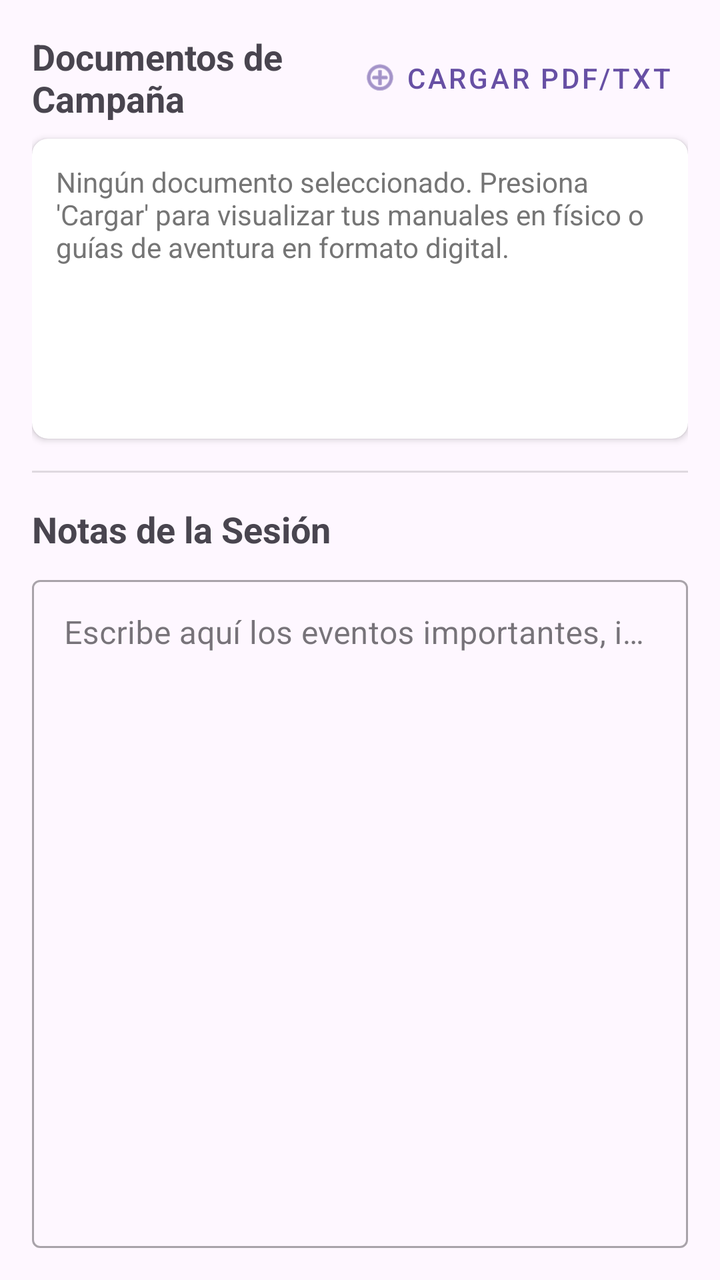
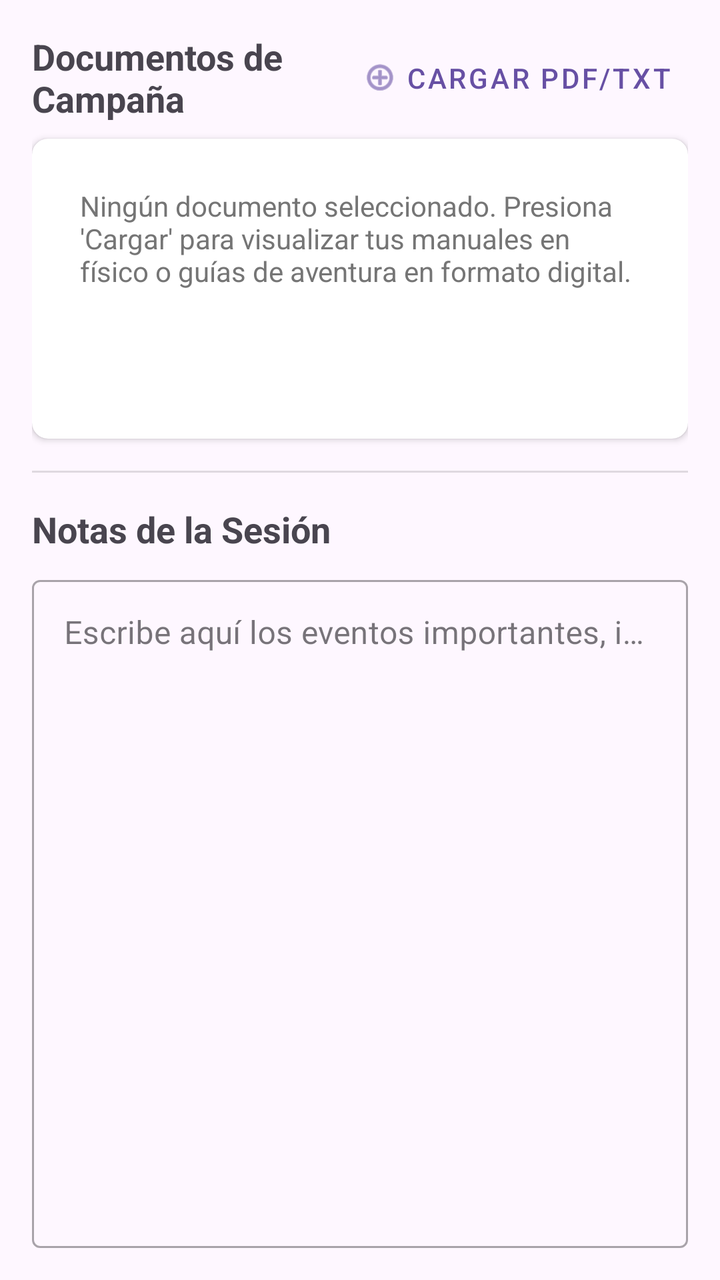

Screens rendered from an Android XML layout before and after an edit, with the pre-edit source and the edit as a unified diff.
<!-- AndroidManifest.xml: application theme Theme.Rolin -->
<!-- res/layout/fragment_notes_explorer.xml -->
<?xml version="1.0" encoding="utf-8"?>
<androidx.constraintlayout.widget.ConstraintLayout xmlns:android="http://schemas.android.com/apk/res/android"
    xmlns:app="http://schemas.android.com/apk/res-auto"
    xmlns:tools="http://schemas.android.com/tools"
    android:layout_width="match_parent"
    android:layout_height="match_parent"
    android:padding="16dp"
    tools:context=".NotesExplorerFragment">

    <TextView
        android:id="@+id/tvDocsTitle"
        android:layout_width="0dp"
        android:layout_height="wrap_content"
        android:text="Documentos de Campaña"
        android:textSize="18sp"
        android:textStyle="bold"
        app:layout_constraintTop_toTopOf="parent"
        app:layout_constraintStart_toStartOf="parent"
        app:layout_constraintEnd_toStartOf="@id/btnLoadFile" />

    <com.google.android.material.button.MaterialButton
        android:id="@+id/btnLoadFile"
        style="@style/Widget.MaterialComponents.Button.TextButton"
        android:layout_width="wrap_content"
        android:layout_height="wrap_content"
        android:text="Cargar PDF/TXT"
        app:icon="@android:drawable/ic_menu_add"
        app:layout_constraintTop_toTopOf="@id/tvDocsTitle"
        app:layout_constraintBottom_toBottomOf="@id/tvDocsTitle"
        app:layout_constraintEnd_toEndOf="parent" />

    <androidx.cardview.widget.CardView
        android:id="@+id/cvDocumentViewer"
        android:layout_width="0dp"
        android:layout_height="150dp"
        android:layout_marginTop="8dp"
        app:cardCornerRadius="8dp"
        app:cardElevation="2dp"
        app:layout_constraintTop_toBottomOf="@id/tvDocsTitle"
        app:layout_constraintStart_toStartOf="parent"
        app:layout_constraintEnd_toEndOf="parent">

        <TextView
            android:id="@+id/tvDocumentContent"
            android:layout_width="match_parent"
            android:layout_height="match_parent"
            android:padding="12dp"
            android:text="Ningún documento seleccionado. Presiona 'Cargar' para visualizar tus manuales en físico o guías de aventura en formato digital."
            android:textColor="#757575"
            android:scrollbars="vertical" />
    </androidx.cardview.widget.CardView>

    <View
        android:id="@+id/divider"
        android:layout_width="0dp"
        android:layout_height="1dp"
        android:layout_marginTop="16dp"
        android:background="?android:attr/listDivider"
        app:layout_constraintTop_toBottomOf="@id/cvDocumentViewer"
        app:layout_constraintStart_toStartOf="parent"
        app:layout_constraintEnd_toEndOf="parent" />

    <TextView
        android:id="@+id/tvNotesTitle"
        android:layout_width="0dp"
        android:layout_height="wrap_content"
        android:layout_marginTop="16dp"
        android:text="Notas de la Sesión"
        android:textSize="18sp"
        android:textStyle="bold"
        app:layout_constraintTop_toBottomOf="@id/divider"
        app:layout_constraintStart_toStartOf="parent"
        app:layout_constraintEnd_toEndOf="parent" />

    <com.google.android.material.textfield.TextInputLayout
        android:id="@+id/tilNotes"
        style="@style/Widget.MaterialComponents.TextInputLayout.OutlinedBox"
        android:layout_width="0dp"
        android:layout_height="0dp"
        android:layout_marginTop="8dp"
        app:layout_constraintTop_toBottomOf="@id/tvNotesTitle"
        app:layout_constraintBottom_toBottomOf="parent"
        app:layout_constraintStart_toStartOf="parent"
        app:layout_constraintEnd_toEndOf="parent">

        <com.google.android.material.textfield.TextInputEditText
            android:id="@+id/etSessionNotes"
            android:layout_width="match_parent"
            android:layout_height="match_parent"
            android:gravity="top|start"
            android:hint="Escribe aquí los eventos importantes, iniciativa de la mesa, recompensas otorgadas o recordatorios..."
            android:inputType="textMultiLine"
            android:overScrollMode="always"
            android:scrollbarStyle="insideOverlay"
            android:scrollbars="vertical" />
    </com.google.android.material.textfield.TextInputLayout>

</androidx.constraintlayout.widget.ConstraintLayout>
<!-- resources referenced by this layout -->
<resources>
  <style name="Theme.Rolin" parent="Base.Theme.Rolin" />
  <style name="Base.Theme.Rolin" parent="Theme.Material3.DayNight.NoActionBar">
          
          
      </style>
</resources>

<!-- the commit's change to res/layout/fragment_notes_explorer.xml (unified diff, before → after) -->
@@ -40,14 +40,20 @@
         app:layout_constraintStart_toStartOf="parent"
         app:layout_constraintEnd_toEndOf="parent">
 
-        <TextView
-            android:id="@+id/tvDocumentContent"
+        <androidx.core.widget.NestedScrollView
             android:layout_width="match_parent"
             android:layout_height="match_parent"
-            android:padding="12dp"
-            android:text="Ningún documento seleccionado. Presiona 'Cargar' para visualizar tus manuales en físico o guías de aventura en formato digital."
-            android:textColor="#757575"
-            android:scrollbars="vertical" />
+            android:padding="12dp">
+
+            <TextView
+                android:id="@+id/tvDocumentContent"
+                android:layout_width="match_parent"
+                android:layout_height="match_parent"
+                android:padding="12dp"
+                android:text="Ningún documento seleccionado. Presiona 'Cargar' para visualizar tus manuales en físico o guías de aventura en formato digital."
+                android:textColor="#757575"
+                android:scrollbars="vertical" />
+        </androidx.core.widget.NestedScrollView>
     </androidx.cardview.widget.CardView>
 
     <View
